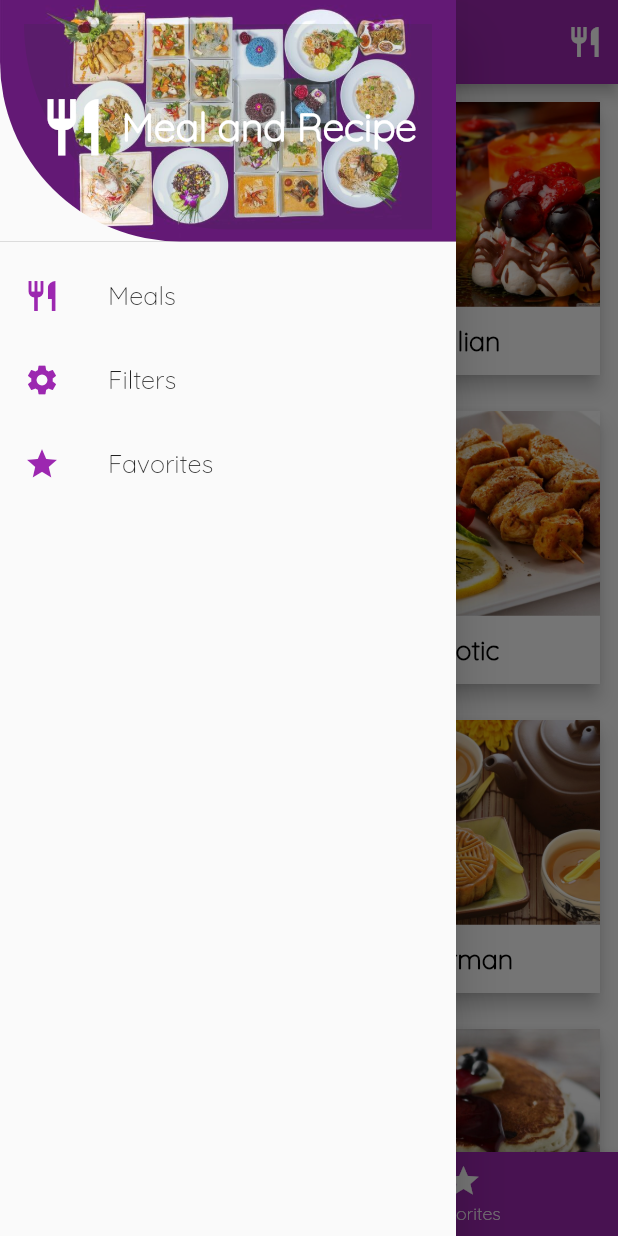
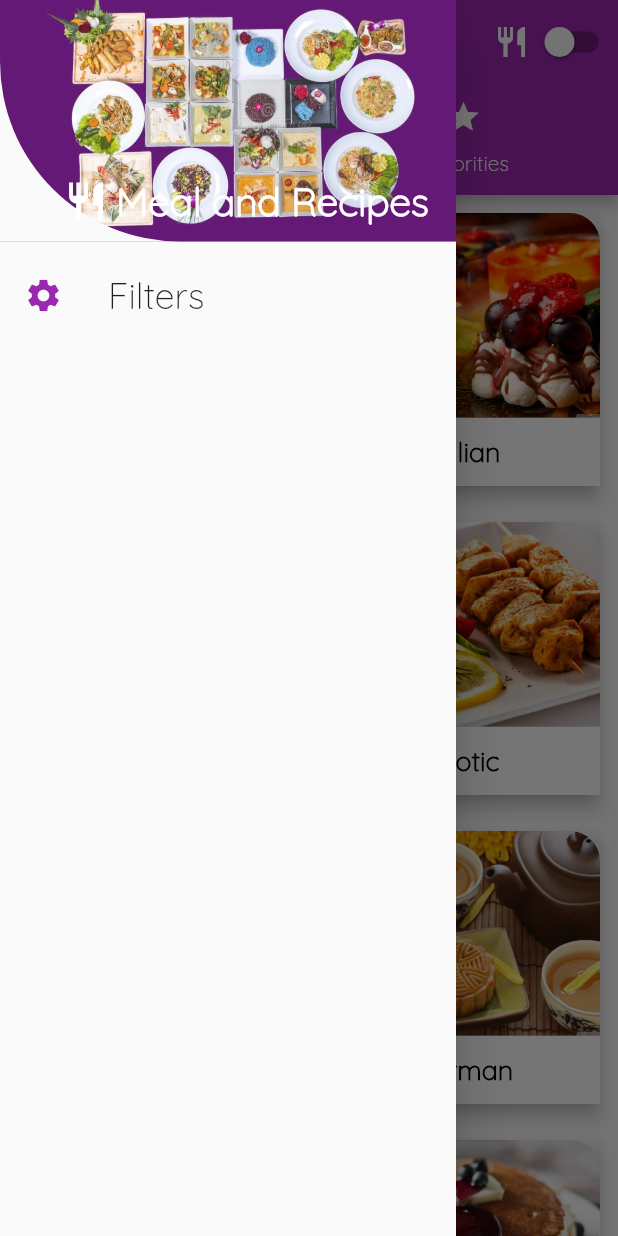
Before and after one commit to Atuoha/meal_recipes, a Flutter app: the screen it shows after launch, with the side drawer open, on a phone screen of 412 x 824 dp. Run offline on Flutter 3.47's test engine with Material 2 defaults, Android fonts, the phone set to English and light mode, and no system bars.

Commit message:
theme toggling---

```diff
--- a/lib/components/bottom_navigationbar.dart
+++ /dev/null
@@ -1,18 +0,0 @@
-import 'package:flutter/material.dart';
-
-// ignore: use_key_in_widget_constructors
-class BottomNavigationBarComponent extends StatelessWidget {
-  @override
-  Widget build(BuildContext context) {
-    return BottomNavigationBar(
-      elevation: 5,
-      backgroundColor: Colors.purple,
-      selectedItemColor: Colors.yellow[900],
-      unselectedItemColor: Colors.white,
-      items: const [
-        BottomNavigationBarItem(icon: Icon(Icons.home), label: 'Home'),
-        BottomNavigationBarItem(icon: Icon(Icons.star), label: 'Favorites'),
-      ],
-    );
-  }
-}
--- a/lib/components/category_grid_view.dart
+++ b/lib/components/category_grid_view.dart
@@ -2,6 +2,7 @@ import 'package:flutter/material.dart';
 import 'package:meal_app/models/dummy_data.dart';
 import 'single_category.dart';
 
+// ignore: use_key_in_widget_constructors, must_be_immutable
 class GridComponent extends StatelessWidget {
   List<Map<String, Object>> categories = [];
   @override
--- a/lib/components/drawer_component.dart
+++ b/lib/components/drawer_component.dart
@@ -1,49 +1,81 @@
 import 'package:flutter/material.dart';
+import 'package:meal_app/screens/favorite_meals.dart';
 import 'package:meal_app/screens/filters.dart';
+import 'package:meal_app/screens/home.dart';
+import 'package:provider/provider.dart';
+import '../models/theme.dart';
 
-import 'category_grid_view.dart';
+import 'navigation_bar.dart';
 
 // ignore: use_key_in_widget_constructors
 class DrawerComponent extends StatelessWidget {
+
+
+
   @override
   Widget build(BuildContext context) {
+    toggleTheme(value) {
+      Provider.of<ThemeDataa>(context,listen:false).toggleDarkTheme();
+  }
+
+    Widget buildListTile(String title, IconData icon, Widget widget) {
+      return ListTile(
+        title: Text(
+          title,
+          style: const TextStyle(
+            fontSize: 24,
+          ),
+        ),
+        leading: Icon(icon, color: Theme.of(context).primaryColor, size: 26),
+        onTap: () {
+          Navigator.push(
+            context,
+            MaterialPageRoute(
+              builder: (context) => widget,
+            ),
+
+            // when using BottomNavigation change the Widget to HomePage()
+          );
+        },
+      );
+    }
+
     return Drawer(
       child: ListView(
         padding: EdgeInsets.zero,
         children: [
           DrawerHeader(
             child: Container(
-              decoration: BoxDecoration(
-                color: const Color(0xFF0E3311).withOpacity(0.1),
-                borderRadius: const BorderRadius.only(
-                  bottomLeft: Radius.circular(150),
-                ),
-              ),
-              child: Center(
+              alignment: Alignment.bottomCenter,
+              child: Padding(
+                padding: const EdgeInsets.all(2.0),
                 child: Row(
-                    mainAxisAlignment: MainAxisAlignment.center,
+                  mainAxisAlignment: MainAxisAlignment.end,
                   children: const [
                     Icon(
                       Icons.restaurant,
-                        size: 45,
+                      size: 30,
                       color: Colors.white,
                     ),
-                      SizedBox(width: 10),
+                    SizedBox(width: 5),
                     Text(
-                        'Meal and Recipe',
+                      'Meal and Recipes',
                       style: TextStyle(
                         color: Colors.white,
                         fontSize: 26,
                         fontWeight: FontWeight.bold,
                       ),
                     ),
-                    ]),
+                  ],
+                ),
               ),
             ),
             decoration: BoxDecoration(
               image: DecorationImage(
                 fit: BoxFit.cover,
-                image: const AssetImage('assets/imgs/vv.jpg'),
+                image: Provider.of<ThemeDataa>(context,listen:false).darkTheme
+                    ? const AssetImage('assets/imgs/f.jpg')
+                    : const AssetImage('assets/imgs/vv.jpg'),
                 colorFilter: ColorFilter.mode(
                     const Color(0xFF0E3311).withOpacity(0.9),
                     BlendMode.dstATop),
@@ -53,56 +85,15 @@ class DrawerComponent extends StatelessWidget {
               ),
             ),
           ),
-          ListTile(
-            title: const Text(
-              'Meals',
-              style: TextStyle(
-                fontSize: 17,
-              ),
-            ),
-            leading: const Icon(
-              Icons.restaurant,
-              color: Colors.purple,
-            ),
-            onTap: () {
-              // Navigator.push(context,
-              //     MaterialPageRoute(builder: (context) => GridComponent()));
-            },
-          ),
-          ListTile(
-            title: const Text(
+          // buildListTile(
+          //   'Meals',
+          //   Icons.restaurant,
+          //   NavigationBarComponent(toggleTheme: toggleTheme,),
+          // ),
+          buildListTile(
             'Filters',
-              style: TextStyle(
-                fontSize: 17,
-              ),
-            ),
-            leading: const Icon(
             Icons.settings,
-              color: Colors.purple,
-            ),
-            onTap: () {
-              Navigator.push(
-                context,
-                MaterialPageRoute(
-                  builder: (context) => FilterScreen(),
-                ),
-              );
-            },
-          ),
-          ListTile(
-            title: const Text(
-              'Favorites',
-              style: TextStyle(
-                fontSize: 17,
-              ),
-            ),
-            leading: const Icon(
-              Icons.star,
-              color: Colors.purple,
-            ),
-            onTap: () {
-              print('ellll');
-            },
+            FilterScreen(),
           ),
         ],
       ),
--- a/lib/components/list_tile_component.dart
+++ b/lib/components/filter_component.dart
@@ -24,10 +24,10 @@ class ListTileComponent extends StatelessWidget {
         ),
       ),
       subtitle: Text(subtitle),
-      leading: const Icon(Icons.build_circle, color: Colors.purple),
+      leading:  Icon(Icons.build_circle, color: Theme.of(context).primaryColor),
       trailing: Switch(
-          activeTrackColor: Colors.purple,
-          inactiveThumbColor: Colors.purple,
+          activeTrackColor: Theme.of(context).primaryColor,
+          inactiveThumbColor: Theme.of(context).primaryColor,
           value: isCheck,
           onChanged: (value) {
             toggleCheck(value, type);
--- /dev/null
+++ b/lib/components/navigation_bar.dart
@@ -0,0 +1,123 @@
+// ignore_for_file: non_constant_identifier_names
+
+import 'package:flutter/material.dart';
+import 'package:meal_app/models/theme.dart';
+import 'package:meal_app/screens/favorite_meals.dart';
+import 'package:meal_app/screens/home.dart';
+import 'package:provider/provider.dart';
+import 'drawer_component.dart';
+
+// ignore: use_key_in_widget_constructors
+class NavigationBarComponent extends StatelessWidget {
+
+  final void Function(bool) toggleTheme;
+  // ignore: use_key_in_widget_constructors, prefer_const_constructors_in_immutables
+  NavigationBarComponent({required this.toggleTheme});
+
+
+
+  @override
+  Widget build(BuildContext context) {
+    return DefaultTabController(
+      length: 2,
+      child: Scaffold(
+        // backgroundColor: darkTheme ? Colors.black: Colors.purple,
+        drawer: DrawerComponent(),
+        appBar: AppBar(
+          title: const Text('Meal and Recipes'),
+          actions: [
+            const Icon(Icons.restaurant),
+            Switch(
+              activeColor: Colors.brown,
+              value: Provider.of<ThemeDataa>(context,listen:false).darkTheme,
+              onChanged: (value) {
+                toggleTheme(value);
+              },
+            ),
+          ],
+          bottom: const TabBar(
+            labelColor: Colors.yellow,
+            unselectedLabelColor: Colors.white,
+            tabs: [
+              Tab(icon: Icon(Icons.category), text: 'Category'),
+              Tab(icon: Icon(Icons.star), text: 'Favorities'),
+            ],
+          ),
+        ),
+        body: TabBarView(
+          children: [
+            const HomePage(),
+            FavoriteMeals(),
+          ],
+        ),
+      ),
+    );
+  }
+}
+
+
+
+// BOTTOM NAVIGATION --WORKING PERFECTLY
+
+// import 'package:flutter/material.dart';
+// import 'package:meal_app/screens/favorite_meals.dart';
+// import 'package:meal_app/screens/home.dart';
+// import 'drawer_component.dart';
+
+// // ignore: use_key_in_widget_constructors
+// class NavigationBarComponent extends StatefulWidget {
+//   @override
+//   State<NavigationBarComponent> createState() => _NavigationBarComponentState();
+// }
+
+// class _NavigationBarComponentState extends State<NavigationBarComponent> {
+
+//     final List<Widget> _pages = [const HomePage(), FavoriteMeals()];
+//     int _selectedPageIndex = 0;
+//     void _selectPage(int index) {
+//       setState(() {
+//         _selectedPageIndex = index;
+//       });
+//     }
+
+
+//   @override
+//   Widget build(BuildContext context) {
+
+//     return Scaffold(
+//         drawer: DrawerComponent(),
+//         appBar: AppBar(
+//           title: _selectedPageIndex == 0
+//               ? const Text('Meal and Recipies')
+//               : const Text('Favorities'),
+//           actions: const [
+//             Padding(
+//               padding: EdgeInsets.all(8.0),
+//               child: Icon(Icons.restaurant),
+//             )
+//           ],
+//         ),
+//         bottomNavigationBar: BottomNavigationBar(
+//           onTap: _selectPage,
+//           elevation: 5,
+//           backgroundColor: Colors.purple,
+//           selectedItemColor: Colors.yellow[900],
+//           unselectedItemColor: Colors.white,
+//           currentIndex: _selectedPageIndex,
+//           items: const [
+//             BottomNavigationBarItem(icon: Icon(Icons.home), label: 'Home'),
+//             BottomNavigationBarItem(icon: Icon(Icons.star), label: 'Favorites'),
+//           ],
+//         ),
+//         body: _pages[_selectedPageIndex]);
+//   }
+// }
+
+
+
+
+
+
+
+// 5092273599:AAFHjbabT1f88vK6i1Gm8AAjPi_pAsRXhCA
+// BOT token
--- a/lib/components/single_category.dart
+++ b/lib/components/single_category.dart
@@ -1,10 +1,10 @@
 import 'package:flutter/material.dart';
-import 'package:meal_app/screens/cateory_meal.dart';
 
 class SingleCategory extends StatelessWidget {
   final String title;
   final String id;
   final AssetImage image;
+  // ignore: prefer_const_constructors_in_immutables, use_key_in_widget_constructors
   SingleCategory({
     required this.title,
     required this.id,
@@ -24,19 +24,17 @@ class SingleCategory extends StatelessWidget {
         child: Card(
           color: Colors.transparent,
           elevation: 5,
-          child: Container(
-            decoration: BoxDecoration(
-              borderRadius: BorderRadius.circular(10),
-            ),
           child: Column(children: [
             Expanded(
               flex: 3,
-                child: Container(
-                  decoration: BoxDecoration(
-                    image: DecorationImage(
+              child: ClipRRect(
+                borderRadius: const BorderRadius.only(
+                  topRight: Radius.circular(20),
+                  topLeft: Radius.circular(20),
+                ),
+                child: Image(
+                  image: image,
                   fit: BoxFit.cover,
-                      image: image,
-                    ),
                 ),
               ),
             ),
@@ -57,7 +55,6 @@ class SingleCategory extends StatelessWidget {
           ]),
         ),
       ),
-      ),
     );
   }
 }
--- a/lib/components/single_category_meal_item.dart
+++ b/lib/components/single_category_meal_item.dart
@@ -1,7 +1,6 @@
 // ignore_for_file: prefer_const_constructors
 
 import 'package:flutter/material.dart';
-import 'package:meal_app/models/meal.dart';
 
 class SingleCatCardItem extends StatelessWidget {
   final String title;
@@ -9,6 +8,7 @@ class SingleCatCardItem extends StatelessWidget {
   final String cost;
   final String complexity;
   final String image;
+  // ignore: use_key_in_widget_constructors, prefer_const_constructors_in_immutables
   SingleCatCardItem({
     required this.image,
     required this.title,
@@ -20,7 +20,6 @@ class SingleCatCardItem extends StatelessWidget {
   @override
   Widget build(BuildContext context) {
     return Card(
-      shape: RoundedRectangleBorder(borderRadius: BorderRadius.circular(40)),
       elevation: 5,
       margin: EdgeInsets.all(10),
       child: Column(
--- a/lib/main.dart
+++ b/lib/main.dart
@@ -1,29 +1,58 @@
 // ignore_for_file: prefer_const_constructors
 
 import 'package:flutter/material.dart';
+import 'package:provider/provider.dart';
+import 'components/navigation_bar.dart';
+import 'models/theme.dart';
 import 'screens/cateory_meal.dart';
-import 'screens/home.dart';
+import 'screens/favorite_meals.dart';
 import 'screens/single_meal.dart';
 
-void main() => runApp(MyApp());
+void main() => runApp(
+      ChangeNotifierProvider(
+        create: (context) => ThemeDataa(),
+        lazy: true,
+        child: MyApp(),
+      ),
+    );
 
 // ignore: use_key_in_widget_constructors
-class MyApp extends StatelessWidget {
+class MyApp extends StatefulWidget {
+
+  @override
+  State<MyApp> createState() => _MyAppState();
+}
+
+class _MyAppState extends State<MyApp> {
+ toggleTheme(value) {
+    setState(() {
+      Provider.of<ThemeDataa>(context,listen:false).toggleDarkTheme();
+    });
+  }
+
   @override
   Widget build(BuildContext context) {
     return MaterialApp(
       debugShowCheckedModeBanner: false,
       theme: ThemeData(
-        primarySwatch: Colors.purple,
+        primarySwatch: Provider.of<ThemeDataa>(context, listen: false).darkTheme
+            ? Colors.brown
+            : Colors.purple,
+        primaryColor: Provider.of<ThemeDataa>(context, listen: false).darkTheme
+            ? Colors.brown
+            : Colors.purple,
         fontFamily: 'Quicksand',
       ),
-      home: HomePage(),
+      home: NavigationBarComponent(toggleTheme: toggleTheme,),
       routes: {
         CategoryMeal.routeName: (context) => CategoryMeal(),
-        SingleMeal.routeName: (context) => SingleMeal()
+        SingleMeal.routeName: (context) => SingleMeal(),
+        FavoriteMeals.routeName: (context) => FavoriteMeals(),
       },
       onUnknownRoute: (settings) {
-        return MaterialPageRoute(builder: (context) => CategoryMeal());
+        return MaterialPageRoute(
+          builder: (context) => CategoryMeal(),
+        );
       },
     );
   }
--- a/lib/models/category.dart
+++ b/lib/models/category.dart
@@ -5,5 +5,9 @@ class Category {
   final String title;
   final AssetImage image;
 
-  const Category({required this.id, required this.title, required this.image});
+  const Category({
+    required this.id,
+    required this.title,
+    required this.image,
+  });
 }
--- a/lib/models/dummy_data.dart
+++ b/lib/models/dummy_data.dart
@@ -2,6 +2,7 @@ import 'package:flutter/material.dart';
 import 'package:meal_app/models/category.dart';
 import 'package:meal_app/models/meal.dart';
 
+// ignore: constant_identifier_names
 const Categories = [
   Category(
     id: 'c1',
@@ -55,6 +56,9 @@ const Categories = [
   ),
 ];
 
+List<Meal> favoriteMeals = [];
+
+// ignore: constant_identifier_names
 const Meals = [
   Meal(
     id: 'm1',
--- a/lib/models/meal.dart
+++ b/lib/models/meal.dart
@@ -1,12 +1,18 @@
 enum Complexity{
+  // ignore: constant_identifier_names
   Simple,
+  // ignore: constant_identifier_names
   Challenging,
+  // ignore: constant_identifier_names
   Hard
 }
 
 enum Cost{
+  // ignore: constant_identifier_names
   Affordable,
+  // ignore: constant_identifier_names
   Pricey,
+  // ignore: constant_identifier_names
   Luxurious
 }
 class Meal {
--- a/lib/screens/home.dart
+++ b/lib/screens/home.dart
@@ -1,23 +1,11 @@
 import 'package:flutter/material.dart';
-import 'package:meal_app/components/bottom_navigationbar.dart';
 import 'package:meal_app/components/category_grid_view.dart';
-import 'package:meal_app/components/drawer_component.dart';
 
 class HomePage extends StatelessWidget {
   const HomePage({Key? key}) : super(key: key);
 
   @override
   Widget build(BuildContext context) {
-    return Scaffold(
-      bottomNavigationBar: BottomNavigationBarComponent(),
-      drawer: DrawerComponent(),
-      appBar: AppBar(title: const Text('Meal and Recipes'), actions: const [
-        Padding(
-          padding: EdgeInsets.all(10.0),
-          child: Icon(Icons.restaurant),
-        )
-      ]),
-      body: GridComponent(),
-    );
+    return  GridComponent();
   }
 }
--- a/pubspec.yaml
+++ b/pubspec.yaml
@@ -34,6 +34,7 @@ dependencies:
   # The following adds the Cupertino Icons font to your application.
   # Use with the CupertinoIcons class for iOS style icons.
   cupertino_icons: ^1.0.2
+  provider: ^6.0.1
 
 dev_dependencies:
   flutter_test:
```
Also changed, not shown: lib/models/theme.dart (added, +19 -0 lines), lib/screens/cateory_meal.dart (+14 -5 lines), lib/screens/favorite_meals.dart (added, +50 -0 lines), lib/screens/filters.dart (+16 -20 lines), lib/screens/single_meal.dart (+84 -13 lines), pubspec.lock. Lines whose indentation alone changed are shown as unchanged.
